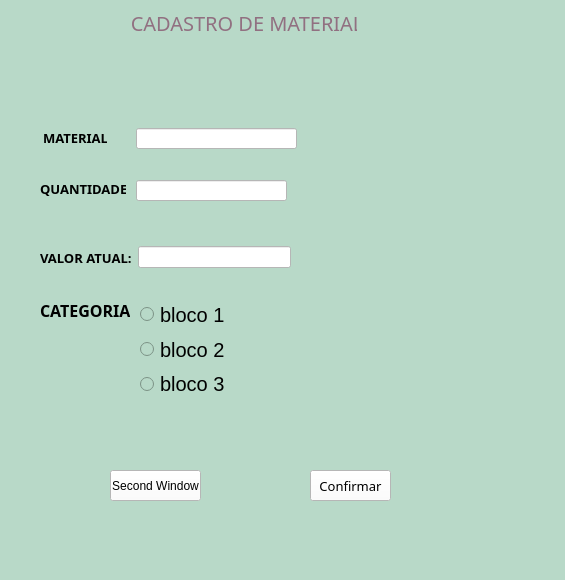
Qt form IAcadastro.ui (finnzao/BDpython) before a commit.
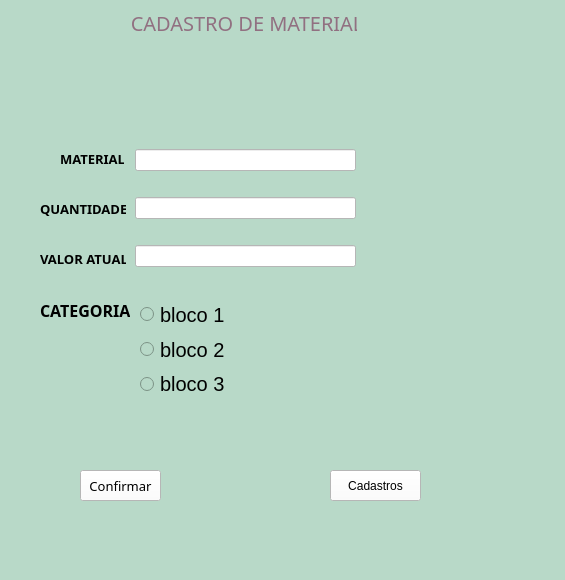
The same form after that commit.

Diff of the .ui file:
```diff
--- a/IAcadastro.ui
+++ b/IAcadastro.ui
@@ -64,7 +64,7 @@
    <widget class="QPushButton" name="pushButton">
     <property name="geometry">
      <rect>
-      <x>310</x>
+      <x>80</x>
       <y>470</y>
       <width>81</width>
       <height>31</height>
@@ -137,7 +137,7 @@
    <widget class="QPushButton" name="pushButton_2">
     <property name="geometry">
      <rect>
-      <x>110</x>
+      <x>330</x>
       <y>470</y>
       <width>91</width>
       <height>31</height>
@@ -147,31 +147,14 @@
      <string notr="true">background:rgb(255, 255, 255)</string>
     </property>
     <property name="text">
-     <string>Second Window</string>
-    </property>
-   </widget>
-   <widget class="QLineEdit" name="lineEdit_3">
-    <property name="geometry">
-     <rect>
-      <x>136</x>
-      <y>128</y>
-      <width>161</width>
-      <height>21</height>
-     </rect>
-    </property>
-    <property name="styleSheet">
-     <string notr="true">background-color:#fff
-</string>
-    </property>
-    <property name="text">
-     <string/>
+     <string>Cadastros</string>
     </property>
    </widget>
    <widget class="QLabel" name="label_2">
     <property name="geometry">
      <rect>
-      <x>43</x>
-      <y>129</y>
+      <x>60</x>
+      <y>150</y>
       <width>64</width>
       <height>17</height>
      </rect>
@@ -188,46 +171,11 @@
      <string>MATERIAL:</string>
     </property>
    </widget>
-   <widget class="QWidget" name="">
-    <property name="geometry">
-     <rect>
-      <x>40</x>
-      <y>232</y>
-      <width>251</width>
-      <height>51</height>
-     </rect>
-    </property>
-    <layout class="QHBoxLayout" name="horizontalLayout">
-     <item>
-      <widget class="QLabel" name="label_5">
-       <property name="font">
-        <font>
-         <family>Yu Gothic UI Semibold</family>
-         <pointsize>10</pointsize>
-         <weight>75</weight>
-         <bold>true</bold>
-        </font>
-       </property>
-       <property name="text">
-        <string>VALOR ATUAL:</string>
-       </property>
-      </widget>
-     </item>
-     <item>
-      <widget class="QLineEdit" name="lineEdit_1">
-       <property name="styleSheet">
-        <string notr="true">background-color:#fff
-</string>
-       </property>
-      </widget>
-     </item>
-    </layout>
-   </widget>
    <widget class="QLabel" name="label_4">
     <property name="geometry">
      <rect>
       <x>40</x>
-      <y>180</y>
+      <y>200</y>
       <width>86</width>
       <height>17</height>
      </rect>
@@ -244,21 +192,67 @@
      <string>QUANTIDADE:</string>
     </property>
    </widget>
-   <widget class="QLineEdit" name="lineEdit_2">
+   <widget class="QWidget" name="">
     <property name="geometry">
      <rect>
-      <x>136</x>
-      <y>180</y>
-      <width>151</width>
-      <height>21</height>
+      <x>135</x>
+      <y>129</y>
+      <width>221</width>
+      <height>161</height>
      </rect>
     </property>
-    <property name="styleSheet">
-     <string notr="true">background-color:#fff
+    <layout class="QVBoxLayout" name="verticalLayout_2">
+     <item>
+      <widget class="QLineEdit" name="lineEdit_3">
+       <property name="styleSheet">
+        <string notr="true">background-color:#fff
 </string>
+       </property>
+       <property name="text">
+        <string/>
+       </property>
+      </widget>
+     </item>
+     <item>
+      <widget class="QLineEdit" name="lineEdit_2">
+       <property name="styleSheet">
+        <string notr="true">background-color:#fff
+</string>
+       </property>
+       <property name="text">
+        <string/>
+       </property>
+      </widget>
+     </item>
+     <item>
+      <widget class="QLineEdit" name="lineEdit_1">
+       <property name="styleSheet">
+        <string notr="true">background-color:#fff
+</string>
+       </property>
+      </widget>
+     </item>
+    </layout>
+   </widget>
+   <widget class="QLabel" name="label_5">
+    <property name="geometry">
+     <rect>
+      <x>40</x>
+      <y>250</y>
+      <width>86</width>
+      <height>17</height>
+     </rect>
+    </property>
+    <property name="font">
+     <font>
+      <family>Yu Gothic UI Semibold</family>
+      <pointsize>10</pointsize>
+      <weight>75</weight>
+      <bold>true</bold>
+     </font>
     </property>
     <property name="text">
-     <string/>
+     <string>VALOR ATUAL:</string>
     </property>
    </widget>
   </widget>
```
